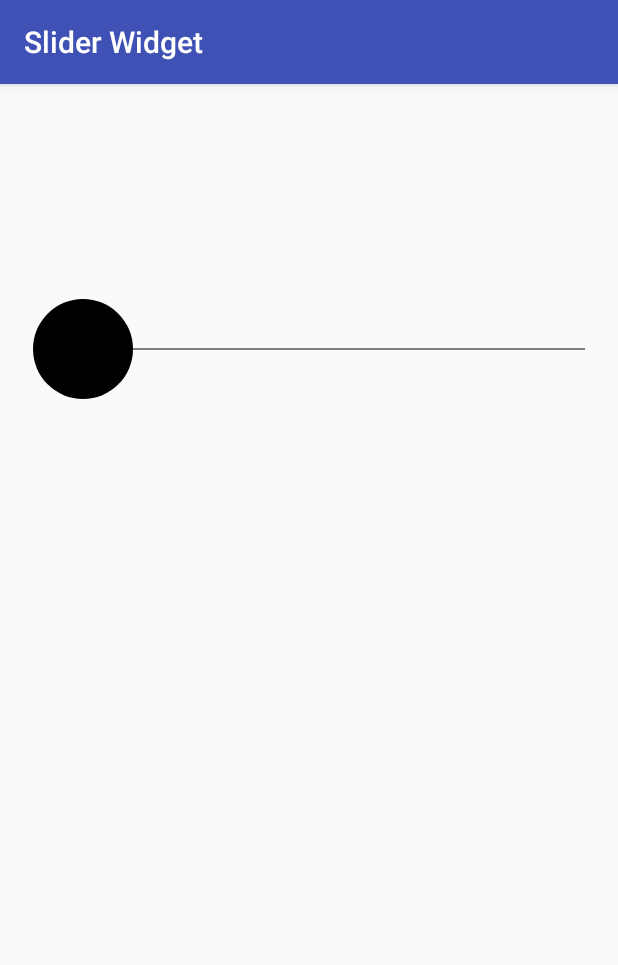
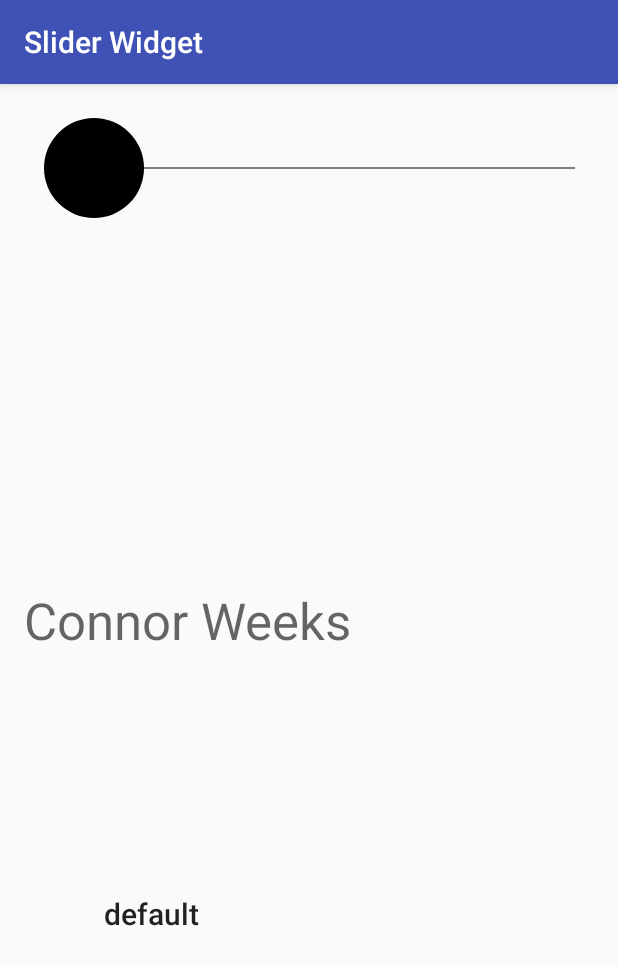
Before and after one commit to cweeks12/CustomSlider, an Android app: the screen it shows after launch (MainActivity), on a phone screen of 412 x 824 dp. Shown: the top 965 px of the screen. Run offline under Robolectric (Android 15) with nearby library versions, the phone set to English and light mode, and no system bars.

Commit message:
Slider works, but I can't get the TextView to update

```diff
--- a/app/src/main/java/space/connorweeks/sliderwidget/MainActivity.java
+++ b/app/src/main/java/space/connorweeks/sliderwidget/MainActivity.java
@@ -2,7 +2,10 @@ package space.connorweeks.sliderwidget;
 
 import android.support.v7.app.AppCompatActivity;
 import android.os.Bundle;
+import android.view.View;
+import android.widget.EditText;
 import android.widget.FrameLayout;
+import android.widget.TextView;
 
 public class MainActivity extends AppCompatActivity {
 
@@ -12,11 +15,20 @@ public class MainActivity extends AppCompatActivity {
         setContentView(R.layout.activity_main);
 
         //instantiate my two thumbed seekbar.
-        Slider slider = new Slider(this);
+        final Slider slider = new Slider(this);
 
         // add it to the layout.
         FrameLayout layout = (FrameLayout) findViewById (R.id.seekbar_placeholder);
         layout.addView(slider);
 
+        layout.setOnClickListener(new View.OnClickListener(){
+            @Override
+            public void onClick(View view){
+                System.out.println("Broken");
+                ((TextView)view.getRootView().findViewById(R.id.sliderValue)).setText(String.valueOf(slider.getValue()));
+            }
+        });
+
     }
+
 }
--- a/app/src/main/java/space/connorweeks/sliderwidget/Slider.java
+++ b/app/src/main/java/space/connorweeks/sliderwidget/Slider.java
@@ -84,8 +84,20 @@ public class Slider extends View
             case MotionEvent.ACTION_MOVE:
                 // get the location of the finger down.
                 if (isMoving) {
-                    circleCenter.x = event.getX();
+                    if (event.getX() < viewTopLeft.x+radiusOfThumb){
+                        circleCenter.x = viewTopLeft.x+radiusOfThumb;
+                    }
+                    else if (event.getX() > viewBottomRight.x-radiusOfThumb){
+                        circleCenter.x = viewBottomRight.x-radiusOfThumb;
+                    }
+                    else{
+                        circleCenter.x = event.getX();
+                    }
                     circleCenter.y = viewTopLeft.y + topMargin;
+                    value = (maxValue - minValue) *
+                            ((circleCenter.x - (viewTopLeft.x+radiusOfThumb))
+                            / ((viewBottomRight.x-radiusOfThumb) - (viewTopLeft.x+radiusOfThumb)));
+                    System.out.println(value);
                 }
                 // draw it on the screen.
                 break;
@@ -103,7 +115,7 @@ public class Slider extends View
         return (double) radiusOfThumb + 4 > Math.sqrt(Math.pow(touchLocation.x - circleCenter.x, 2) + Math.pow(touchLocation.y - circleCenter.y, 2));
     }
 
-    private float getValue(){
+    public float getValue(){
         return value;
     }
 }
--- a/app/src/main/res/layout/activity_main.xml
+++ b/app/src/main/res/layout/activity_main.xml
@@ -2,22 +2,52 @@
 <android.support.constraint.ConstraintLayout xmlns:android="http://schemas.android.com/apk/res/android"
     xmlns:app="http://schemas.android.com/apk/res-auto"
     xmlns:tools="http://schemas.android.com/tools"
+    android:id="@+id/window"
     android:layout_width="match_parent"
     android:layout_height="match_parent"
-    tools:context="com.example.mike.myseekbar.MainActivity">
+    tools:context="space.connorweeks.sliderwidget.MainActivity">
 
     <FrameLayout
         android:id="@+id/seekbar_placeholder"
-        android:layout_width="368dp"
-        android:layout_height="495dp"
+        android:layout_width="354dp"
+        android:layout_height="307dp"
+        android:layout_marginBottom="11dp"
         android:layout_marginLeft="8dp"
+        android:layout_marginRight="8dp"
+        android:layout_marginTop="16dp"
+        app:layout_constraintBottom_toTopOf="@+id/textView"
         app:layout_constraintLeft_toLeftOf="parent"
-        android:layout_marginRight="8dp"
         app:layout_constraintRight_toRightOf="parent"
         app:layout_constraintTop_toTopOf="parent"
-        android:layout_marginTop="8dp"
-        app:layout_constraintBottom_toBottomOf="parent"
-        android:layout_marginBottom="8dp">
+        app:layout_constraintVertical_bias="0.047">
 
     </FrameLayout>
+
+    <TextView
+        android:id="@+id/textView"
+        android:layout_width="0dp"
+        android:layout_height="0dp"
+        android:layout_marginBottom="18dp"
+        android:layout_marginEnd="31dp"
+        android:layout_marginStart="16dp"
+        android:text="Connor Weeks"
+        android:textAppearance="@android:style/TextAppearance.Material.Display1"
+        app:layout_constraintBottom_toTopOf="@+id/sliderValue"
+        app:layout_constraintEnd_toEndOf="@+id/sliderValue"
+        app:layout_constraintStart_toStartOf="parent"
+        app:layout_constraintTop_toBottomOf="@+id/seekbar_placeholder" />
+
+    <TextView
+        android:id="@+id/sliderValue"
+        android:layout_width="0dp"
+        android:layout_height="0dp"
+        android:layout_marginBottom="42dp"
+        android:layout_marginEnd="69dp"
+        android:layout_marginStart="69dp"
+        android:text="default"
+        android:textAppearance="@style/TextAppearance.AppCompat.Title"
+        app:layout_constraintBottom_toBottomOf="parent"
+        app:layout_constraintEnd_toEndOf="parent"
+        app:layout_constraintStart_toStartOf="parent"
+        app:layout_constraintTop_toBottomOf="@+id/textView" />
 </android.support.constraint.ConstraintLayout>
```
